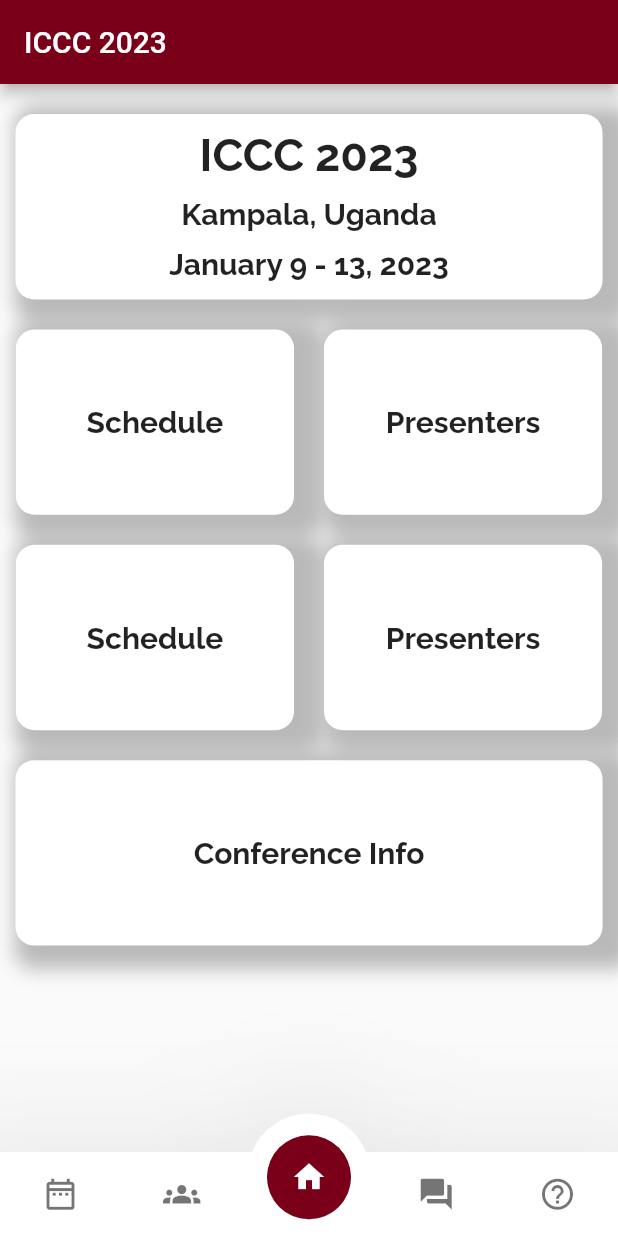
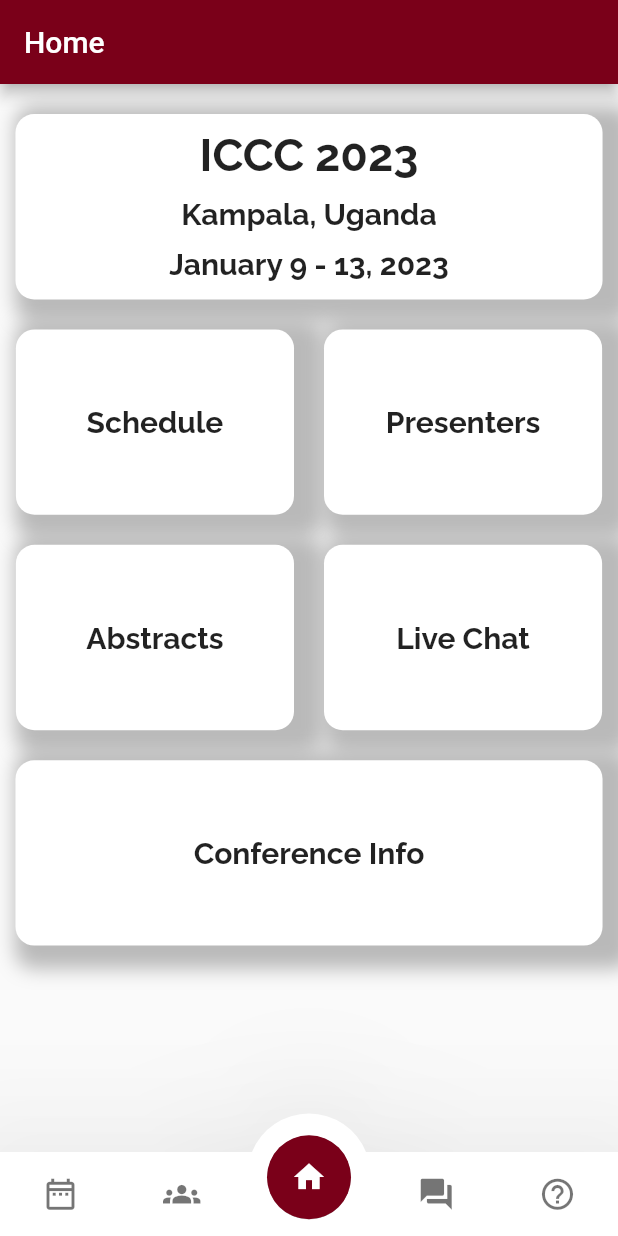
Before and after one commit to mfpullen22/iccc, a Flutter app: the screen it shows after launch, on a phone screen of 412 x 824 dp. Run offline on Flutter 3.47's test engine with Material 2 defaults, Android fonts, the phone set to English and light mode, and no system bars; our stand-ins replace google_fonts.

Commit message:
Added Abstract and Chat pages

```diff
--- a/lib/pages/home_page.dart
+++ b/lib/pages/home_page.dart
@@ -1,4 +1,6 @@
 import "package:flutter/material.dart";
+import 'package:iccc_app/pages/abstracts_page.dart';
+import 'package:iccc_app/pages/chat_page.dart';
 import 'package:iccc_app/pages/conference_info.dart';
 import 'package:iccc_app/pages/presenters_page.dart';
 import 'package:iccc_app/pages/schedule_page.dart';
@@ -12,7 +14,7 @@ class HomePage extends StatelessWidget {
   @override
   Widget build(BuildContext context) {
     return Scaffold(
-      appBar: AppBar(title: const Text("ICCC 2023")),
+      appBar: AppBar(title: const Text("Home")),
       extendBody: true,
       bottomNavigationBar: const BottomNavBarRaisedInsetFb1(),
       body: Center(
@@ -33,9 +35,9 @@ class HomePage extends StatelessWidget {
             Row(
               mainAxisAlignment: MainAxisAlignment.center,
               children: const [
-                NavCard(route: SchedulePage(), title: "Schedule", widthMod: 0.45),
+                NavCard(route: AbstractsPage(), title: "Abstracts", widthMod: 0.45),
                 SizedBox(width:20),
-                NavCard(route: PresentersPage(), title: "Presenters", widthMod: 0.45),
+                NavCard(route: ChatPage(), title: "Live Chat", widthMod: 0.45),
               ],
             ),
             const SizedBox(height: 20),
```
Also changed, not shown: lib/pages/abstracts_page.dart (added, +19 -0 lines), lib/pages/chat_page.dart (added, +19 -0 lines).
